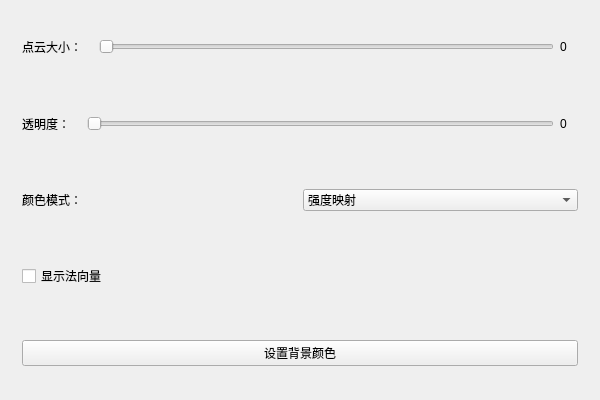
lexxxx-cmd/3DPCViewer, file 3DPCViewer/interactionwidget.ui: the form before one commit.
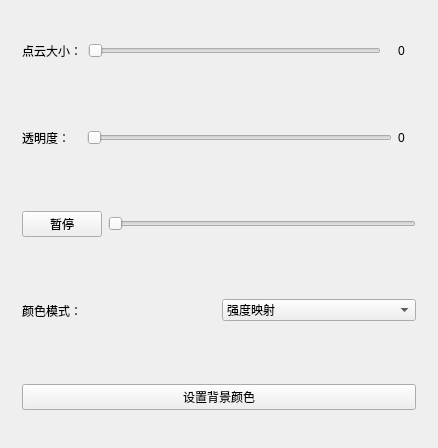
The form after the commit.

The edit to the form file:
```diff
--- a/3DPCViewer/interactionwidget.ui
+++ b/3DPCViewer/interactionwidget.ui
@@ -6,8 +6,8 @@
    <rect>
     <x>0</x>
     <y>0</y>
-    <width>600</width>
-    <height>400</height>
+    <width>438</width>
+    <height>448</height>
    </rect>
   </property>
   <property name="windowTitle">
@@ -24,16 +24,16 @@
         </property>
        </widget>
       </item>
+      <item>
+       <widget class="QSlider" name="HSlider_size">
+        <property name="orientation">
+         <enum>Qt::Horizontal</enum>
+        </property>
+       </widget>
+      </item>
       <item>
        <widget class="QWidget" name="widget_6" native="true">
         <layout class="QHBoxLayout" name="horizontalLayout_5">
-         <item>
-          <widget class="QSlider" name="HSlider_size">
-           <property name="orientation">
-            <enum>Qt::Orientation::Horizontal</enum>
-           </property>
-          </widget>
-         </item>
          <item>
           <widget class="QLabel" name="lbl_PSize">
            <property name="text">
@@ -80,6 +80,26 @@
      </layout>
     </widget>
    </item>
+   <item>
+    <widget class="QWidget" name="widget_4" native="true">
+     <layout class="QHBoxLayout" name="horizontalLayout_4">
+      <item>
+       <widget class="QPushButton" name="pushButton_2">
+        <property name="text">
+         <string>暂停</string>
+        </property>
+       </widget>
+      </item>
+      <item>
+       <widget class="QSlider" name="horizontalSlider_2">
+        <property name="orientation">
+         <enum>Qt::Horizontal</enum>
+        </property>
+       </widget>
+      </item>
+     </layout>
+    </widget>
+   </item>
    <item>
     <widget class="QWidget" name="widget_3" native="true">
      <layout class="QHBoxLayout" name="horizontalLayout_3">
@@ -107,19 +127,6 @@
      </layout>
     </widget>
    </item>
-   <item>
-    <widget class="QWidget" name="widget_4" native="true">
-     <layout class="QHBoxLayout" name="horizontalLayout_4">
-      <item>
-       <widget class="QCheckBox" name="CBox_show_normals">
-        <property name="text">
-         <string>显示法向量</string>
-        </property>
-       </widget>
-      </item>
-     </layout>
-    </widget>
-   </item>
    <item>
     <widget class="QWidget" name="widget_5" native="true">
      <layout class="QGridLayout" name="gridLayout">
```
Left out of the diff: 2 changed lines with no effect on the pictures.
